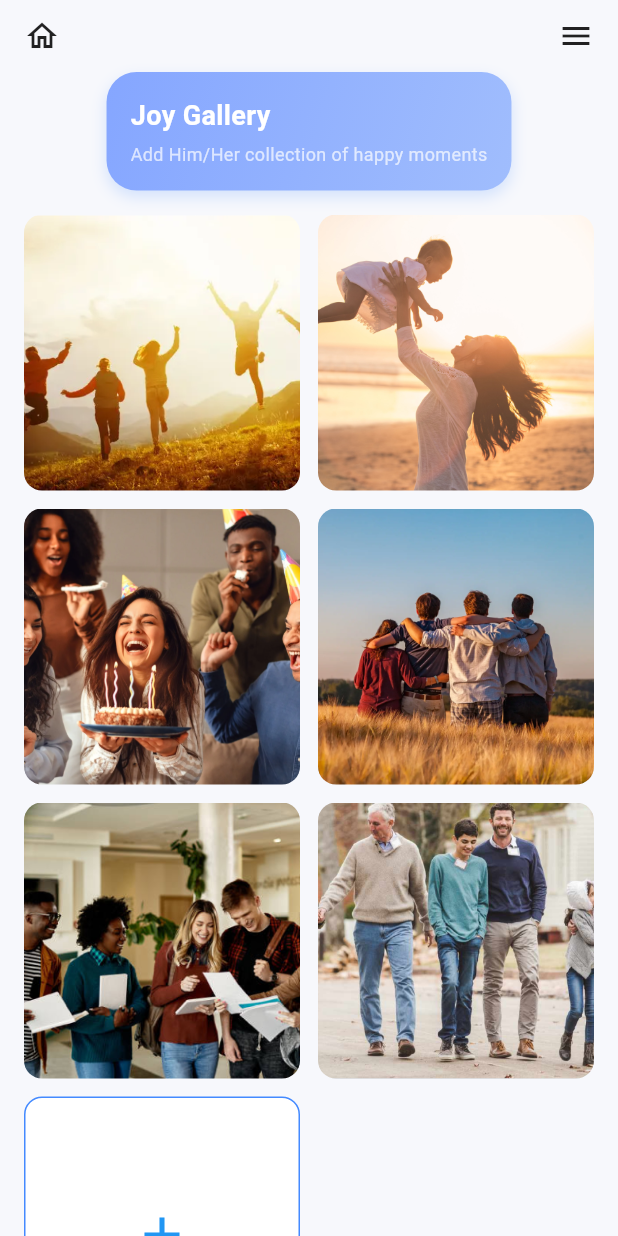
After one commit to Sithumli/Alviora, a Flutter app: the MoodBoosterScreen screen opened directly, after a tap on "Joy Gallery", on a phone screen of 412 x 824 dp. The commit adds this screen. Run offline on Flutter 3.47's test engine with Material 3 defaults, Android fonts, the phone set to English and light mode, and no system bars; our stand-ins replace cloud_firestore, firebase_auth, firebase_core, webview_flutter; accounts and stored records are empty.

Commit message:
joy gallery

```diff
--- /dev/null
+++ b/lib/joy_gallery.dart
@@ -0,0 +1,126 @@
+import 'package:flutter/material.dart';
+
+class JoyGalleryPage extends StatelessWidget {
+  const JoyGalleryPage({super.key});
+
+  @override
+  Widget build(BuildContext context) {
+    final List<String> imagePaths = [
+      'assets/joy1.png',
+      'assets/joy2.png',
+      'assets/joy3.png',
+      'assets/joy4.png',
+      'assets/joy5.png',
+      'assets/joy6.png',
+    ];
+
+    return Scaffold(
+      backgroundColor: const Color(0xFFF7F8FC),
+      body: SafeArea(
+        child: Column(
+          children: [
+            // Top Bar
+            Padding(
+              padding: const EdgeInsets.symmetric(horizontal: 16, vertical: 12),
+              child: Row(
+                mainAxisAlignment: MainAxisAlignment.spaceBetween,
+                children: const [
+                  Icon(Icons.home_outlined),
+                  Icon(Icons.menu),
+                ],
+              ),
+            ),
+
+            // Header
+            Container(
+              margin: const EdgeInsets.symmetric(horizontal: 20),
+              padding: const EdgeInsets.all(16),
+              decoration: BoxDecoration(
+                gradient: const LinearGradient(
+                  colors: [Color(0xFF85A6FF), Color(0xFFA0BDFD)],
+                  begin: Alignment.topLeft,
+                  end: Alignment.bottomRight,
+                ),
+                borderRadius: BorderRadius.circular(20),
+                boxShadow: [
+                  BoxShadow(
+                    color: Colors.blueAccent.withOpacity(0.2),
+                    blurRadius: 8,
+                    offset: const Offset(0, 4),
+                  ),
+                ],
+              ),
+              child: Column(
+                crossAxisAlignment: CrossAxisAlignment.start,
+                children: const [
+                  Text(
+                    'Joy Gallery',
+                    style: TextStyle(
+                      color: Colors.white,
+                      fontSize: 18,
+                      fontWeight: FontWeight.bold,
+                    ),
+                  ),
+                  SizedBox(height: 4),
+                  Text(
+                    'Add Him/Her collection of happy moments',
+                    style: TextStyle(
+                      color: Colors.white70,
+                      fontSize: 12,
+                    ),
+                  ),
+                ],
+              ),
+            ),
+
+            const SizedBox(height: 16),
+
+            // Gallery Grid
+            Expanded(
+              child: Padding(
+                padding: const EdgeInsets.symmetric(horizontal: 16),
+                child: GridView.builder(
+                  itemCount: imagePaths.length + 1,
+                  gridDelegate: const SliverGridDelegateWithFixedCrossAxisCount(
+                    crossAxisCount: 2,
+                    mainAxisSpacing: 12,
+                    crossAxisSpacing: 12,
+                    childAspectRatio: 1.0,
+                  ),
+                  itemBuilder: (context, index) {
+                    if (index < imagePaths.length) {
+                      return ClipRRect(
+                        borderRadius: BorderRadius.circular(12),
+                        child: Image.asset(
+                          imagePaths[index],
+                          fit: BoxFit.cover,
+                        ),
+                      );
+                    } else {
+                      // Last item is the add button
+                      return GestureDetector(
+                        onTap: () {
+                          // Add image logic here
+                        },
+                        child: Container(
+                          decoration: BoxDecoration(
+                            border: Border.all(color: Colors.blueAccent),
+                            borderRadius: BorderRadius.circular(12),
+                            color: Colors.white,
+                          ),
+                          child: const Center(
+                            child: Icon(Icons.add, size: 40, color: Colors.blue),
+                          ),
+                        ),
+                      );
+                    }
+                  },
+                ),
+              ),
+            ),
+          ],
+        ),
+      ),
+    );
+  }
+}
--- a/lib/mood_booster.dart
+++ b/lib/mood_booster.dart
@@ -1,6 +1,7 @@
 import 'package:flutter/material.dart';
 import 'home_screen.dart'; // adjust the path if needed
 import 'mood_music.dart' as music; // import your playlist screen
+import 'joy_gallery.dart' as photo;
 
 class MoodBoosterScreen extends StatelessWidget {
   const MoodBoosterScreen({Key? key}) : super(key: key);
@@ -110,12 +111,21 @@ class MoodBoosterScreen extends StatelessWidget {
                         );
                       },
                     ),
-                    const _ActivityTile(
+                    _ActivityTile(
                       icon: Icons.photo,
                       title: 'Joy Gallery',
                       description: 'Your collection of happy moments',
                       time: '2 mins',
+                      onTap: () {
+                        Navigator.push(
+                          context,
+                          MaterialPageRoute(
+                            builder: (context) => const photo.JoyGalleryPage(),
+                          ),
+                        );
+                      },
                     ),
+
                     const _ActivityTile(
                       icon: Icons.chat,
                       title: 'Positive Chat',
--- a/pubspec.yaml
+++ b/pubspec.yaml
@@ -78,6 +78,12 @@ flutter:
     - assets/fall.png
     - assets/the_hills.jpeg
     - assets/song.jpeg
+    - assets/joy1.png
+    - assets/joy2.png
+    - assets/joy3.png
+    - assets/joy4.png
+    - assets/joy5.png
+    - assets/joy6.png
 
 
   fonts:
```
Also changed, not shown: assets/joy1.png (added), assets/joy2.png (added), assets/joy3.png (added), assets/joy4.png (added), assets/joy5.png (added), assets/joy6.png (added).
